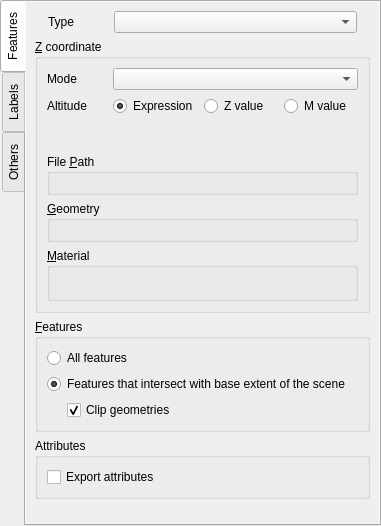
The window that gui/ui/vectorproperties.ui (minorua/Qgis2threejs) describes before a commit, drawn with Qt 5.
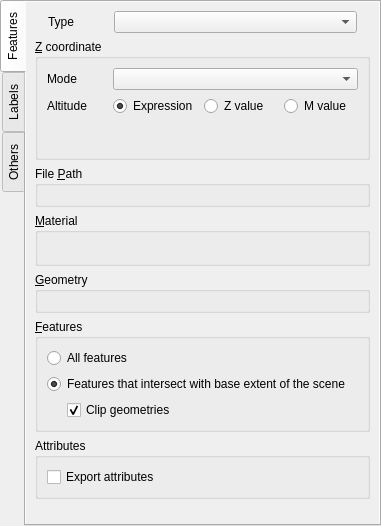
The same window after the commit. Custom widgets are drawn as their Qt base class.

Commit message: fix vector properties dialog layout

The edit to the form file:
```diff
--- a/gui/ui/vectorproperties.ui
+++ b/gui/ui/vectorproperties.ui
@@ -194,6 +194,9 @@
               <item>
                <widget class="PropertyWidget" name="comboEdit_altitude2" native="true"/>
               </item>
+             </layout>
+            </widget>
+           </item>
               <item>
                <widget class="QGroupBox" name="groupBox_FilePath">
                 <property name="title">
@@ -206,18 +209,6 @@
                 </layout>
                </widget>
               </item>
-              <item>
-               <widget class="QGroupBox" name="groupBox_Geometry">
-                <property name="title">
-                 <string>&amp;Geometry</string>
-                </property>
-                <layout class="QVBoxLayout" name="verticalLayout_7">
-                 <item>
-                  <layout class="QVBoxLayout" name="verticalLayout_Geometry"/>
-                 </item>
-                </layout>
-               </widget>
-              </item>
               <item>
                <widget class="QGroupBox" name="groupBox_Material">
                 <property name="title">
@@ -235,6 +226,15 @@
                  </item>
                 </layout>
                </widget>
+           </item>
+           <item>
+            <widget class="QGroupBox" name="groupBox_Geometry">
+             <property name="title">
+              <string>&amp;Geometry</string>
+             </property>
+             <layout class="QVBoxLayout" name="verticalLayout_7">
+              <item>
+               <layout class="QVBoxLayout" name="verticalLayout_Geometry"/>
               </item>
              </layout>
             </widget>
```
Lines whose indentation alone changed are shown as unchanged. The commit also changes 1 other file.
